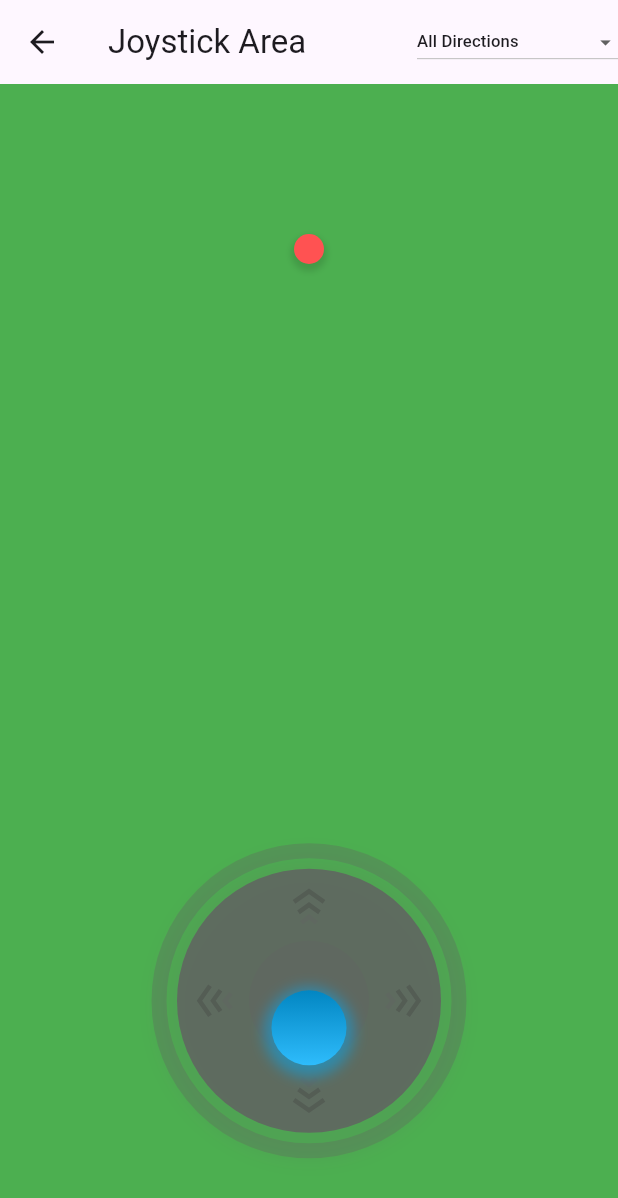
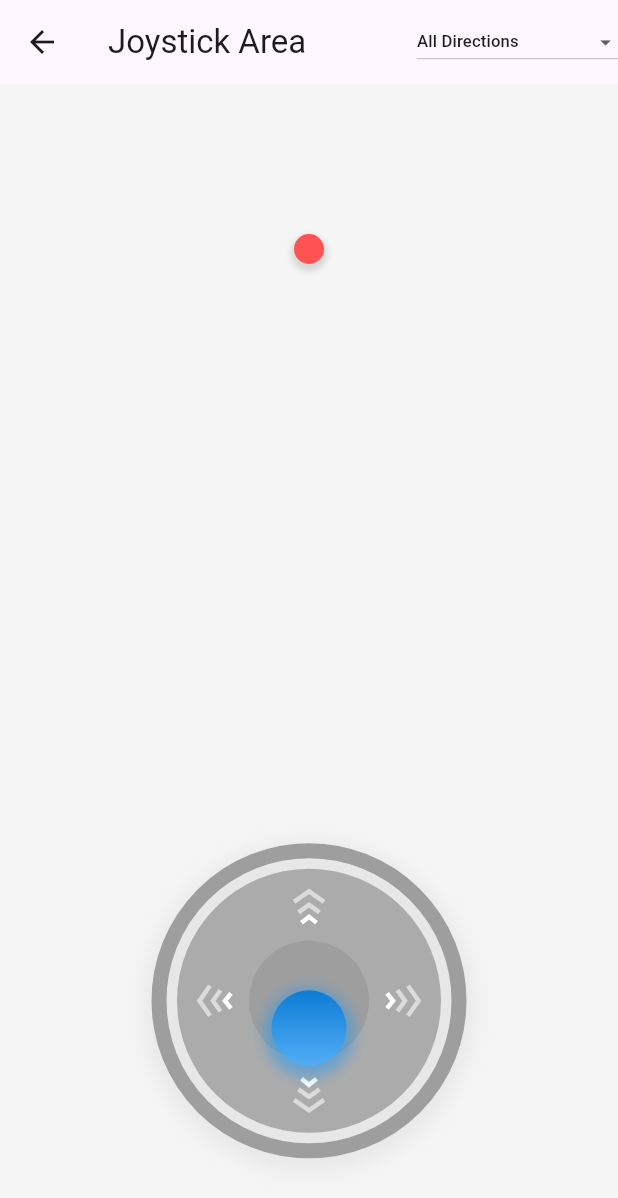
Before and after one commit to pavelzaichyk/flutter_joystick, a Flutter app: the screen it shows after launch, after a tap on "Joystick Area", on a phone screen of 412 x 824 dp. Shown: the top 1198 px of the screen. Run offline on Flutter 3.47's test engine with Material 3 defaults, Android fonts, the phone set to English and light mode, and no system bars.

Commit message:
- Introduced the `JoystickBaseDecoration` class, enabling customization of `JoystickBase`. - Introduced the `JoystickStickDecoration` class, enabling customization of `JoystickStick`. - Introduced the `JoystickArrowsDecoration` class, enabling customization of `JoystickArrows`. - Expanded README.md with additional details on customizing the Joystick.

```diff
--- a/lib/flutter_joystick.dart
+++ b/lib/flutter_joystick.dart
@@ -2,6 +2,7 @@
 
 export 'src/joystick.dart';
 export 'src/joystick_area.dart';
+export 'src/joystick_arrow.dart';
 export 'src/joystick_base.dart';
 export 'src/joystick_controller.dart';
 export 'src/joystick_stick.dart';
--- a/lib/src/joystick_area.dart
+++ b/lib/src/joystick_area.dart
@@ -38,6 +38,9 @@
   /// Callback, which is called when the stick released.
   final Function? onStickDragEnd;
 
+  /// Decides if the stick's initial movement animation should be included. By default [true].
+  final bool includeInitialAnimation;
+
   const JoystickArea({
     super.key,
     this.child,
@@ -50,6 +53,7 @@
     this.stickOffsetCalculator = const CircleStickOffsetCalculator(),
     this.onStickDragStart,
     this.onStickDragEnd,
+    this.includeInitialAnimation = true,
   });
 
   @override
@@ -94,6 +98,7 @@
                 stick: widget.stick,
                 onStickDragStart: widget.onStickDragStart,
                 onStickDragEnd: widget.onStickDragEnd,
+                includeInitialAnimation: widget.includeInitialAnimation,
               ),
             ),
           ],
--- a/lib/src/joystick_arrow.dart
+++ b/lib/src/joystick_arrow.dart
@@ -1,20 +1,18 @@
-import 'package:flutter/material.dart';
-import 'package:flutter_joystick/src/joystick.dart';
-import 'package:flutter_joystick/src/utils.dart';
 import 'dart:math' as math;
 
+import 'package:flutter/material.dart';
+import 'package:flutter_joystick/flutter_joystick.dart';
+
 class JoystickArrows extends StatefulWidget {
-  final Color arrowsColor;
   final JoystickMode mode;
   final double size;
-  final bool enableAnimation;
+  final JoystickArrowsDecoration? decoration;
 
   const JoystickArrows({
     super.key,
-    required this.arrowsColor,
     required this.mode,
     required this.size,
-    required this.enableAnimation,
+    this.decoration,
   });
 
   @override
@@ -65,9 +63,8 @@
       child: CustomPaint(
         painter: _ArrowPainter(
           value: (controller.value * 100).toInt(),
-          color: widget.arrowsColor,
           mode: widget.mode,
-          enableAnimation: widget.enableAnimation,
+          decoration: widget.decoration ?? JoystickArrowsDecoration(),
         ),
       ),
     );
@@ -76,21 +73,19 @@
 
 class _ArrowPainter extends CustomPainter {
   final int value;
-  final Color color;
   final JoystickMode mode;
-  final bool enableAnimation;
+  final JoystickArrowsDecoration decoration;
 
   _ArrowPainter({
     required this.value,
-    required this.color,
     required this.mode,
-    required this.enableAnimation,
+    required this.decoration,
   });
 
   @override
   void paint(Canvas canvas, Size size) {
     final paint = Paint()
-      ..color = color
+      ..color = decoration.color
       ..style = PaintingStyle.stroke
       ..strokeWidth = 3;
 
@@ -201,9 +196,9 @@
   }
 
   evaluateColor(bool condition) {
-    Color resultColor = color;
-    if (!condition && enableAnimation) {
-      resultColor = ColorUtils.darken(color, 0.14);
+    Color resultColor = decoration.color;
+    if (!condition && decoration.enableAnimation) {
+      resultColor = ColorUtils.darken(decoration.color, 0.14);
     }
     return resultColor;
   }
@@ -211,3 +206,24 @@
   @override
   bool shouldRepaint(_ArrowPainter oldDelegate) => oldDelegate.value != value;
 }
+
+@immutable
+class JoystickArrowsDecoration {
+  final Color color;
+  final bool enableAnimation;
+
+  const JoystickArrowsDecoration._internal({
+    required this.color,
+    required this.enableAnimation,
+  });
+
+  factory JoystickArrowsDecoration({
+    Color? color,
+    bool enableAnimation = true,
+  }) {
+    return JoystickArrowsDecoration._internal(
+      color: color ?? ColorUtils.defaultArrowsColor,
+      enableAnimation: enableAnimation,
+    );
+  }
+}
--- a/lib/src/joystick_base.dart
+++ b/lib/src/joystick_base.dart
@@ -1,51 +1,32 @@
 import 'package:flutter/material.dart';
-import 'package:flutter_joystick/src/joystick_arrow.dart';
-import 'joystick.dart';
+import 'package:flutter_joystick/flutter_joystick.dart';
 
 class JoystickBase extends StatelessWidget {
-  final Color? arrowsColor;
-  final List<BoxShadow>? boxShadows;
-  final Color color;
-  final bool drawArrows;
   final JoystickMode mode;
   final double size;
-  final bool withBorderCircle;
-  final bool enableArrowAnimation;
+  final JoystickBaseDecoration? decoration;
+  final Widget? joystickArrows;
+  final JoystickArrowsDecoration? arrowsDecoration;
 
   const JoystickBase({
-    this.arrowsColor,
-    this.boxShadows,
-    this.color = const Color(0x50616161),
-    this.drawArrows = true,
     this.mode = JoystickMode.all,
     this.size = 200,
-    this.withBorderCircle = true,
-    this.enableArrowAnimation = true,
+    this.decoration,
+    this.joystickArrows,
+    this.arrowsDecoration,
     super.key,
-  });
+  }) : assert(joystickArrows == null || arrowsDecoration == null);
 
   @override
   Widget build(BuildContext context) {
-    Color boxShadowColor =
-        MediaQuery.of(context).platformBrightness == Brightness.dark
-            ? color.withOpacity(0.08)
-            : color.withOpacity(0.16);
+    final baseDecoration = decoration ?? JoystickBaseDecoration();
     return Container(
       width: size,
       height: size,
       decoration: BoxDecoration(
           color: Colors.transparent,
           shape: BoxShape.circle,
-        boxShadow: boxShadows ??
-            [
-              BoxShadow(
-                color: boxShadowColor,
-                spreadRadius: 1,
-                blurRadius: 12,
-                offset: const Offset(0, 4),
-              ),
-            ],
-      ),
+          boxShadow: baseDecoration.boxShadows),
       child: Stack(
         children: [
           SizedBox(
@@ -53,18 +34,16 @@
             height: size,
             child: CustomPaint(
               painter: _JoystickBasePainter(
-                color: color,
-                mode: mode,
-                withBorderCircle: withBorderCircle,
+                decoration: baseDecoration,
               ),
             ),
           ),
-          if (drawArrows)
+          if (baseDecoration.drawArrows)
+            joystickArrows ??
                 JoystickArrows(
-              arrowsColor: arrowsColor ?? color,
                   mode: mode,
                   size: size,
-              enableAnimation: enableArrowAnimation,
+                  decoration: arrowsDecoration,
                 ),
         ],
       ),
@@ -73,14 +52,10 @@
 }
 
 class _JoystickBasePainter extends CustomPainter {
-  final Color color;
-  final JoystickMode mode;
-  final bool withBorderCircle;
+  final JoystickBaseDecoration decoration;
 
   _JoystickBasePainter({
-    required this.color,
-    required this.mode,
-    required this.withBorderCircle,
+    required this.decoration,
   });
 
   static const double borderStrokeWidthPercentage = 0.05;
@@ -93,37 +68,47 @@
     final radius = diameter / 2;
     final center = Offset(radius, radius);
 
-    drawCircles(canvas, center, diameter, withBorderCircle);
+    drawCircles(canvas, center, diameter);
   }
 
-  void drawCircles(
-      Canvas canvas, Offset center, double diameter, bool withBorderCircle) {
-    if (withBorderCircle) {
-      final borderPaint = Paint()
-        ..color = color
-        ..strokeWidth = borderStrokeWidthPercentage * diameter
-        ..style = PaintingStyle.stroke;
-      canvas.drawCircle(center, diameter / 2, borderPaint);
+  void drawCircles(Canvas canvas, Offset center, double diameter) {
+    drawOuterCircle(canvas, center, diameter);
+    drawMiddleCircle(canvas, center, diameter);
+    drawInnerCircle(canvas, center, diameter);
   }
 
-    final outerPaint = Paint()
-      ..color = color.withOpacity(0.84)
+  void drawInnerCircle(Canvas canvas, Offset center, double diameter) {
+    if (decoration.drawInnerCircle) {
+      final innerPaint = Paint()
+        ..color = decoration.innerCircleColor
         ..style = PaintingStyle.fill;
+      canvas.drawCircle(
+          center,
+          diameter / 2 - outermostCircleRadiusReductionPercentage * diameter,
+          innerPaint);
+    }
+  }
 
-    final innerPaint = Paint()
-      ..color = color
+  void drawMiddleCircle(Canvas canvas, Offset center, double diameter) {
+    if (decoration.drawMiddleCircle) {
+      final paint = Paint()
+        ..color = decoration.middleCircleColor
         ..style = PaintingStyle.fill;
-
       canvas.drawCircle(
           center,
           diameter / 2 - innerCircleRadiusReductionPercentage * diameter,
-      outerPaint,
-    );
-    canvas.drawCircle(
-      center,
-      diameter / 2 - outermostCircleRadiusReductionPercentage * diameter,
-      innerPaint,
-    );
+          paint);
+    }
+  }
+
+  void drawOuterCircle(Canvas canvas, Offset center, double diameter) {
+    if (decoration.drawOuterCircle) {
+      final outerCirclePaint = Paint()
+        ..color = decoration.outerCircleColor
+        ..strokeWidth = borderStrokeWidthPercentage * diameter
+        ..style = PaintingStyle.stroke;
+      canvas.drawCircle(center, diameter / 2, outerCirclePaint);
+    }
   }
 
   @override
@@ -131,36 +116,39 @@
 }
 
 class JoystickSquareBase extends StatelessWidget {
+  final test = JoystickBaseDecoration();
   final JoystickMode mode;
   final double size;
-  final bool drawArrows;
-  final Color color;
+  final JoystickBaseDecoration? decoration;
 
-  const JoystickSquareBase({
+  JoystickSquareBase({
     this.mode = JoystickMode.all,
     this.size = 200,
-    this.drawArrows = true,
-    this.color = const Color(0x50616161),
+    this.decoration,
     super.key,
   });
 
   @override
   Widget build(BuildContext context) {
+    final decoration = this.decoration ?? JoystickBaseDecoration();
     final padding = 10 / 200 * size;
     return Container(
       width: size,
       height: size,
-      decoration: BoxDecoration(border: Border.all(color: color, width: 10)),
+      decoration: decoration.drawOuterCircle
+          ? BoxDecoration(
+              border: Border.all(color: decoration.outerCircleColor, width: 10))
+          : null,
       child: Padding(
         padding: EdgeInsets.all(padding),
         child: Container(
           width: size - padding * 2,
           height: size - padding * 2,
-          color: color,
-          child: drawArrows
+          color: decoration.middleCircleColor,
+          child: decoration.drawArrows
               ? CustomPaint(
-                  painter:
-                      _JoystickSquareBaseArrowPainter(mode: mode, color: color),
+                  painter: _JoystickSquareBaseArrowPainter(
+                      mode: mode, decoration: decoration),
                 )
               : null,
         ),
@@ -171,11 +159,11 @@
 
 class _JoystickSquareBaseArrowPainter extends CustomPainter {
   final JoystickMode mode;
-  final Color color;
+  final JoystickBaseDecoration decoration;
 
   _JoystickSquareBaseArrowPainter({
     required this.mode,
-    required this.color,
+    required this.decoration,
   });
 
   @override
@@ -185,7 +173,7 @@
     final linePosition = 30.0 / 180 * size.width;
     final double arrowSpacing = 15.0 / 180 * size.width;
     final linePaint = Paint()
-      ..color = color
+      ..color = decoration.innerCircleColor
       ..strokeWidth = 5 / 180 * size.width
       ..style = PaintingStyle.stroke;
 
@@ -264,3 +252,66 @@
   @override
   bool shouldRepaint(covariant CustomPainter oldDelegate) => false;
 }
+
+@immutable
+class JoystickBaseDecoration {
+  final bool drawArrows;
+
+  final bool drawOuterCircle;
+  final Color outerCircleColor;
+  final bool drawMiddleCircle;
+  final Color middleCircleColor;
+  final bool drawInnerCircle;
+  final Color innerCircleColor;
+
+  final List<BoxShadow>? boxShadows;
+
+  const JoystickBaseDecoration._internal({
+    required this.drawArrows,
+    required this.drawOuterCircle,
+    required this.outerCircleColor,
+    required this.drawMiddleCircle,
+    required this.middleCircleColor,
+    required this.drawInnerCircle,
+    required this.innerCircleColor,
+    required this.boxShadows,
+  });
+
+  factory JoystickBaseDecoration({
+    Color? color,
+    bool drawArrows = true,
+    bool drawOuterCircle = true,
+    Color? outerCircleColor,
+    bool drawMiddleCircle = true,
+    Color? middleCircleColor,
+    bool drawInnerCircle = true,
+    Color? innerCircleColor,
+    List<BoxShadow>? boxShadows,
+    Color? boxShadowColor,
+  }) {
+    assert(boxShadows == null || boxShadowColor == null);
+    assert(color == null ||
+        outerCircleColor == null ||
+        middleCircleColor == null ||
+        innerCircleColor == null);
+    Color baseColor = color ?? ColorUtils.defaultBaseColor;
+    return JoystickBaseDecoration._internal(
+      drawArrows: drawArrows,
+      drawOuterCircle: drawOuterCircle,
+      outerCircleColor: outerCircleColor ?? baseColor,
+      drawMiddleCircle: drawMiddleCircle,
+      middleCircleColor: middleCircleColor ?? ColorUtils.lighten(baseColor, 0.05),
+      drawInnerCircle: drawInnerCircle,
+      innerCircleColor: innerCircleColor ?? baseColor,
+      boxShadows: boxShadows ??
+          [
+            BoxShadow(
+              color: boxShadowColor ?? baseColor.withOpacity(0.16),
+              spreadRadius: 10,
+              blurRadius: 12,
+              offset: const Offset(0, 4),
+            ),
+          ],
+    );
+  }
+}
--- a/lib/src/joystick_stick.dart
+++ b/lib/src/joystick_stick.dart
@@ -2,19 +2,18 @@
 import 'package:flutter_joystick/src/utils.dart';
 
 class JoystickStick extends StatelessWidget {
-  final Color color;
-  final Color? shadowColor;
   final double size;
+  final JoystickStickDecoration? decoration;
 
   const JoystickStick({
-    this.color = Colors.lightBlue,
-    this.shadowColor,
     this.size = 50,
+    this.decoration,
     super.key,
   });
 
   @override
   Widget build(BuildContext context) {
+    final decoration = this.decoration ?? JoystickStickDecoration();
     return Container(
       width: size,
       height: size,
@@ -22,7 +21,7 @@
         shape: BoxShape.circle,
         boxShadow: [
           BoxShadow(
-            color: shadowColor ?? color.withOpacity(0.5),
+            color: decoration.shadowColor,
             spreadRadius: 5,
             blurRadius: 7,
             offset: const Offset(0, 3),
@@ -32,11 +31,32 @@
           begin: Alignment.topCenter,
           end: Alignment.bottomCenter,
           colors: [
-            ColorUtils.darken(color),
-            ColorUtils.lighten(color),
+            ColorUtils.darken(decoration.color),
+            ColorUtils.lighten(decoration.color),
           ],
         ),
       ),
     );
   }
 }
+
+@immutable
+class JoystickStickDecoration {
+  final Color color;
+  final Color shadowColor;
+
+  const JoystickStickDecoration._internal({
+    required this.color,
+    required this.shadowColor,
+  });
+
+  factory JoystickStickDecoration({
+    Color color = ColorUtils.defaultStickColor,
+    Color? shadowColor,
+  }) {
+    return JoystickStickDecoration._internal(
+      color: color,
+      shadowColor: shadowColor ?? color.withOpacity(0.5),
+    );
+  }
+}
--- a/lib/src/utils.dart
+++ b/lib/src/utils.dart
@@ -1,6 +1,10 @@
 import 'package:flutter/material.dart';
 
 class ColorUtils {
+  static const Color defaultBaseColor = Colors.grey;
+  static const Color defaultArrowsColor = Colors.white;
+  static const Color defaultStickColor = Colors.blue;
+
   static Color darken(Color color, [double amount = .1]) {
     assert(amount >= 0 && amount <= 1);
 
--- a/pubspec.yaml
+++ b/pubspec.yaml
@@ -1,6 +1,6 @@
 name: flutter_joystick
 description: A virtual joystick widget for Flutter applications. Highly flexible and customizable.
-version: 0.1.0
+version: 0.2.0
 homepage: https://github.com/pavelzaichyk/flutter_joystick
 repository: https://github.com/pavelzaichyk/flutter_joystick
 funding:
```
Also changed, not shown: example/lib/main.dart (+129 -60 lines), example/pubspec.lock, 8 other files. Lines whose indentation alone changed are shown as unchanged.
